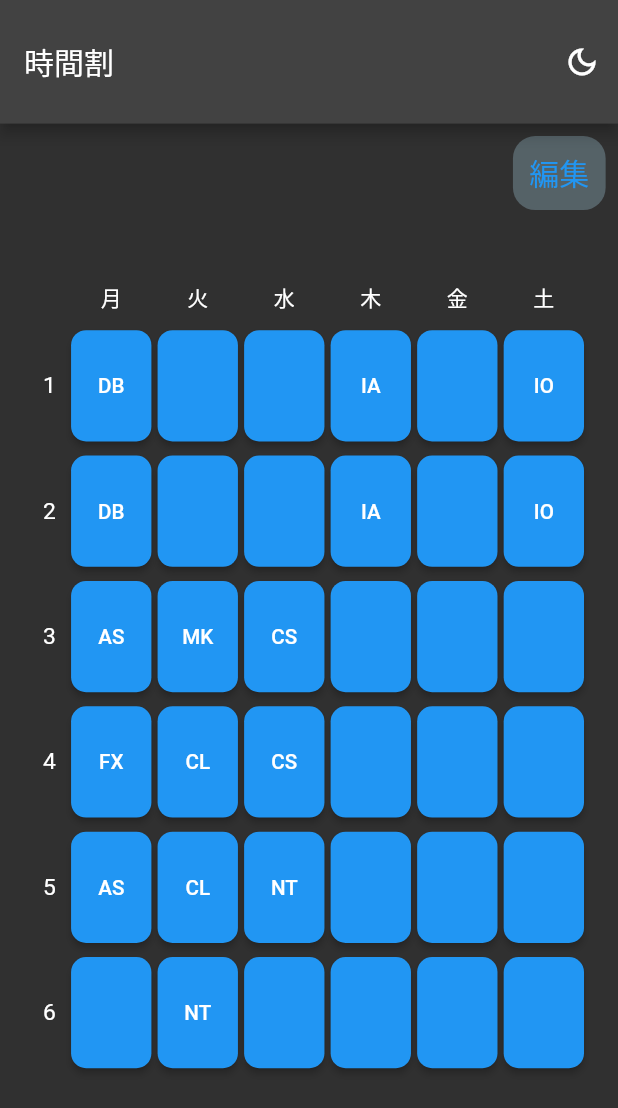
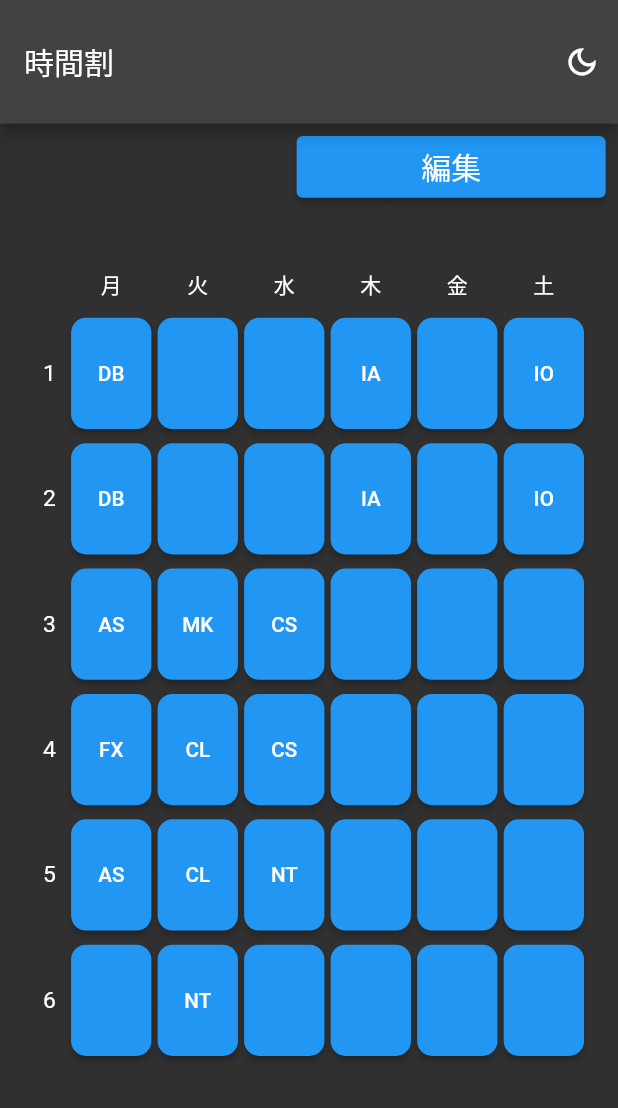
Before and after one commit to ohs-it2022/StudentSupport, a Flutter app: the screen it shows after launch, on a phone screen of 412 x 824 dp. Shown: the top 1108 px of the screen. Run offline on Flutter 3.47's test engine with Material 2 defaults, Android fonts, the light colour scheme and no system bars; our stand-ins replace auto_route, shared_preferences, table_calendar; missing offline and left inert: app_settings.

Commit message:
不要なインポートの削除, ボタン幅の調整, ボタンスタイルの修正

```diff
--- a/lib/src/screens/timeTable/timeTable.dart
+++ b/lib/src/screens/timeTable/timeTable.dart
@@ -1,12 +1,6 @@
-import 'dart:convert';
-
 import 'package:auto_route/auto_route.dart';
 import 'package:flutter/material.dart';
-import 'package:shared_preferences/shared_preferences.dart';
-import 'package:student_support/src/bottom_bar.dart';
 import 'package:student_support/src/sample.dart';
-import 'package:student_support/src/screens/timeTable/TT_change.dart';
-import 'package:student_support/src/screens/timeTable/TT_change.dart';
 import 'package:student_support/src/screens/timeTable/TT_sample.dart';
 
 List<List<String>> weekTimeTable = [
@@ -60,23 +54,21 @@ class _TimeTablePageState extends State<TimeTablePage> {
             // align right
             alignment: Alignment.centerRight,
             child: Container(
-              width: screenSize.width * 0.15,
-              height: screenSize.height * 0.06,
-              margin: EdgeInsets.fromLTRB(screenSize.width *  0.02, screenSize.height * 0.01,screenSize.width *  0.02, 0),
+              width: screenSize.width * 0.5,
+              height: screenSize.height * 0.05,
+              margin: EdgeInsets.fromLTRB(screenSize.width*0.02, screenSize.height*0.01, screenSize.width*0.02, 0),
               decoration: BoxDecoration(
-                color: const Color.fromARGB(124, 124, 150, 162),
-                borderRadius: BorderRadius.circular(15)
+                  borderRadius: BorderRadius.circular(15)
               ),
               child:
-              TextButton(
-                //
-                child: Text("編集", style: TextStyle(fontSize: 20)),
-                onPressed: () => Navigator.popAndPushNamed(context, "/edit"),
-              ),
+                ElevatedButton(
+                  child: const Text('編集', style: TextStyle(fontSize: 20)),
+                  onPressed: () => Navigator.popAndPushNamed(context, "/edit"),
+                ),
               ),
           ),
 
-          TimeTableWidget(),
+          const TimeTableWidget(),
           // 編集ボタン
 
 
```
Also changed, not shown: lib/src/screens/timeTable/TT_change.dart (+8 -13 lines).
